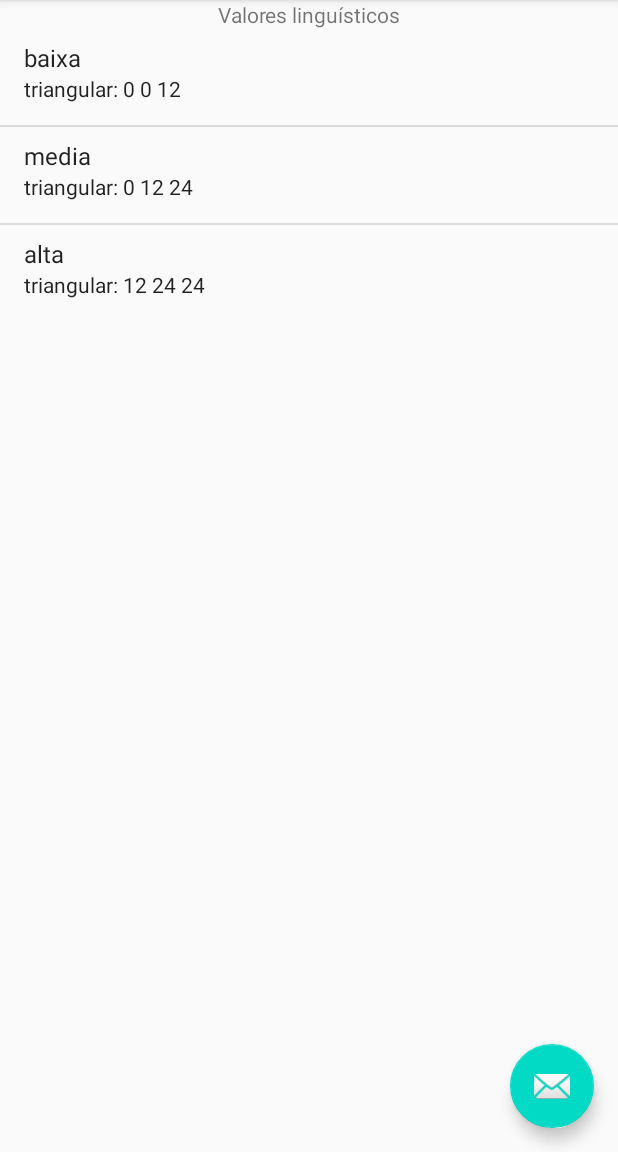
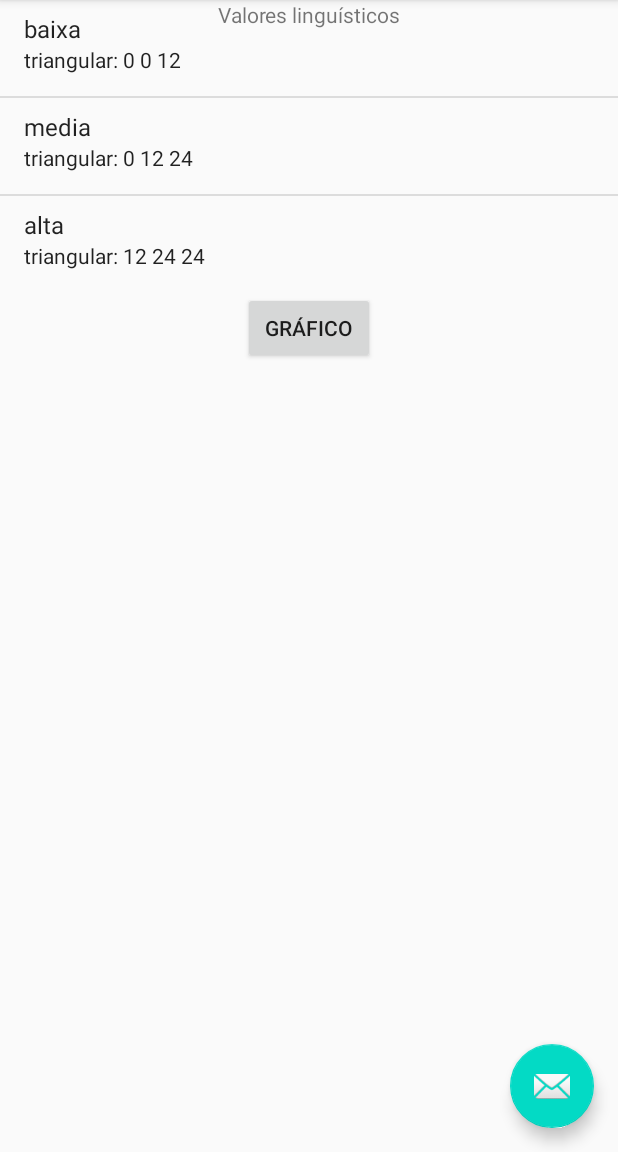
Before and after one commit to ricardo-xavier/cefet, an Android app: the VariaveisFragment screen opened through its navigation route, after a tap on "gorjeta", on a phone screen of 412 x 824 dp, the part 84-1236 px from its top. Run offline under Robolectric (Android 15) with nearby library versions, the phone set to English and light mode, and no system bars; 1 statement that could not run was skipped.

Commit message:
grafico de variaveis

```diff
--- a/MyFuzzy/app/src/main/AndroidManifest.xml
+++ b/MyFuzzy/app/src/main/AndroidManifest.xml
@@ -9,6 +9,8 @@
         android:roundIcon="@mipmap/ic_launcher_round"
         android:supportsRtl="true"
         android:theme="@style/AppTheme">
+        <activity android:name=".GraficoActivity"
+            android:screenOrientation="portrait" />
         <activity
             android:name=".MainActivity"
             android:label="@string/app_name"
--- /dev/null
+++ b/MyFuzzy/app/src/main/java/xavier/ricardo/myfuzzy/Gorjeta.java
@@ -0,0 +1,39 @@
+package xavier.ricardo.myfuzzy;
+
+import java.util.ArrayList;
+import java.util.List;
+
+import xavier.ricardo.myfuzzy.tipos.Problema;
+import xavier.ricardo.myfuzzy.tipos.Valor;
+import xavier.ricardo.myfuzzy.tipos.Variavel;
+
+public class Gorjeta {
+
+    public static Problema carrega() {
+
+        List<Variavel> variaveis = new ArrayList<>();
+
+        Variavel comida = new Variavel("comida", 0, 10);
+        comida.getValores().add(new Valor("pessima", 0, 0, 5));
+        comida.getValores().add(new Valor("comivel", 0, 5, 10));
+        comida.getValores().add(new Valor("deliciosa", 5, 10, 10));
+        variaveis.add(comida);
+
+        Variavel servico = new Variavel("servico", 0, 10);
+        servico.getValores().add(new Valor("ruim", 0, 0, 5));
+        servico.getValores().add(new Valor("aceitavel", 0, 5, 10));
+        servico.getValores().add(new Valor("excelente", 5, 10, 10));
+        variaveis.add(servico);
+
+        Variavel gorjeta = new Variavel("gorjeta", 0, 24);
+        gorjeta.getValores().add(new Valor("baixa", 0, 0, 12));
+        gorjeta.getValores().add(new Valor("media", 0, 12, 24));
+        gorjeta.getValores().add(new Valor("alta", 12, 24, 24));
+        variaveis.add(gorjeta);
+
+        Problema problema = new Problema("gorjeta", variaveis);
+        return problema;
+
+    }
+
+}
--- a/MyFuzzy/app/src/main/java/xavier/ricardo/myfuzzy/ProblemasFragment.java
+++ b/MyFuzzy/app/src/main/java/xavier/ricardo/myfuzzy/ProblemasFragment.java
@@ -15,6 +15,8 @@ import androidx.navigation.fragment.NavHostFragment;
 import java.util.ArrayList;
 import java.util.List;
 
+import xavier.ricardo.myfuzzy.tipos.Problema;
+
 public class ProblemasFragment extends Fragment {
 
     @Override
@@ -27,14 +29,14 @@ public class ProblemasFragment extends Fragment {
     }
 
     public void onViewCreated(@NonNull View view, Bundle savedInstanceState) {
+
         super.onViewCreated(view, savedInstanceState);
 
+        Problema problema = Gorjeta.carrega();
+        List<String> problemas = new ArrayList<>();
+        problemas.add(problema.getNome());
+
         ListView lvProblemas = view.findViewById(R.id.lvProblemas);
-        if (lvProblemas == null) {
-            //TODO
-        }
-        List<String> problemas = new ArrayList<String>();
-        problemas.add("gorjeta");
         ArrayAdapter adapter = new ArrayAdapter<String>(getContext(),
                 android.R.layout.simple_list_item_1, problemas);
         lvProblemas.setAdapter(adapter);
--- a/MyFuzzy/app/src/main/java/xavier/ricardo/myfuzzy/ValoresFragment.java
+++ b/MyFuzzy/app/src/main/java/xavier/ricardo/myfuzzy/ValoresFragment.java
@@ -1,9 +1,11 @@
 package xavier.ricardo.myfuzzy;
 
+import android.content.Intent;
 import android.os.Bundle;
 import android.view.LayoutInflater;
 import android.view.View;
 import android.view.ViewGroup;
+import android.widget.Button;
 import android.widget.ListView;
 import android.widget.SimpleAdapter;
 
@@ -15,6 +17,10 @@ import java.util.ArrayList;
 import java.util.HashMap;
 import java.util.List;
 import java.util.Map;
+
+import xavier.ricardo.myfuzzy.tipos.Problema;
+import xavier.ricardo.myfuzzy.tipos.Valor;
+import xavier.ricardo.myfuzzy.tipos.Variavel;
 
 public class ValoresFragment extends Fragment {
 
@@ -29,68 +35,29 @@ public class ValoresFragment extends Fragment {
 
     public void onViewCreated(@NonNull View view, Bundle savedInstanceState) {
 
-        String variavel = getArguments().getString("variavel");
         super.onViewCreated(view, savedInstanceState);
 
+        String nomeVariavel = getArguments().getString("variavel");
+        Problema problema = Gorjeta.carrega();
+        Variavel variavel = null;
+        for (Variavel v : problema.getVariaveis()) {
+            if (v.getNome().equals(nomeVariavel)) {
+                variavel = v;
+                break;
+            }
+        }
+
         ListView lvValores = view.findViewById(R.id.lvValores);
-        if (lvValores == null) {
-            //TODO
-        }
+        Button btnGrafico = view.findViewById(R.id.btnGrafico);
 
         List<Map<String, String>> valores = new ArrayList<>();
 
-        Map<String, String> colunas = new HashMap<>();
-
-        switch (variavel) {
-
-            case "comida":
-                colunas.put("valor", "pessima");
-                colunas.put("detalhes", "triangular: 0 0 5");
-                valores.add(colunas);
-
-                colunas = new HashMap<>();
-                colunas.put("valor", "comivel");
-                colunas.put("detalhes", "triangular: 0 5 10");
-                valores.add(colunas);
-
-                colunas = new HashMap<>();
-                colunas.put("valor", "deliciosa");
-                colunas.put("detalhes", "triangular: 5 10 10");
-                valores.add(colunas);
-                break;
-
-            case "servico":
-                colunas.put("valor", "ruim");
-                colunas.put("detalhes", "triangular: 0 0 5");
-                valores.add(colunas);
-
-                colunas = new HashMap<>();
-                colunas.put("valor", "aceitavel");
-                colunas.put("detalhes", "triangular: 0 5 10");
-                valores.add(colunas);
-
-                colunas = new HashMap<>();
-                colunas.put("valor", "excelente");
-                colunas.put("detalhes", "triangular: 5 10 10");
-                valores.add(colunas);
-                break;
-
-            case "gorjeta":
-                colunas.put("valor", "baixa");
-                colunas.put("detalhes", "triangular: 0 0 12");
-                valores.add(colunas);
-
-                colunas = new HashMap<>();
-                colunas.put("valor", "media");
-                colunas.put("detalhes", "triangular: 0 12 24");
-                valores.add(colunas);
-
-                colunas = new HashMap<>();
-                colunas.put("valor", "alta");
-                colunas.put("detalhes", "triangular: 12 24 24");
-                valores.add(colunas);
-                break;
-
+        for (Valor valor : variavel.getValores()) {
+            Map<String, String> colunas = new HashMap<>();
+            colunas.put("valor", valor.getNome());
+            colunas.put("detalhes", "triangular: " + valor.getInicio() + " "
+                    + valor.getMaximo() + " " + valor.getFim());
+            valores.add(colunas);
         }
 
         SimpleAdapter adapter = new SimpleAdapter(getContext(),
@@ -100,11 +67,14 @@ public class ValoresFragment extends Fragment {
                 new int[] { android.R.id.text1, android.R.id.text2 });
 
         lvValores.setAdapter(adapter);
-        lvValores.setOnItemClickListener((parent, v, position, id) -> {
-            Bundle bundle = new Bundle();
-            bundle.putString("valor", valores.get(position).get("valor"));
-            NavHostFragment.findNavController(ValoresFragment.this)
-                    .navigate(R.id.ValoresParaProblemas, bundle);
+
+        btnGrafico.setOnClickListener(new View.OnClickListener() {
+            @Override
+            public void onClick(View view) {
+                Intent intent = new Intent(getActivity(), GraficoActivity.class);
+                intent.putExtra("variavel", nomeVariavel);
+                startActivity(intent);
+            }
         });
 
     }
--- a/MyFuzzy/app/src/main/java/xavier/ricardo/myfuzzy/VariaveisFragment.java
+++ b/MyFuzzy/app/src/main/java/xavier/ricardo/myfuzzy/VariaveisFragment.java
@@ -4,7 +4,6 @@ import android.os.Bundle;
 import android.view.LayoutInflater;
 import android.view.View;
 import android.view.ViewGroup;
-import android.widget.ArrayAdapter;
 import android.widget.ListView;
 import android.widget.SimpleAdapter;
 
@@ -16,6 +15,9 @@ import java.util.ArrayList;
 import java.util.HashMap;
 import java.util.List;
 import java.util.Map;
+
+import xavier.ricardo.myfuzzy.tipos.Problema;
+import xavier.ricardo.myfuzzy.tipos.Variavel;
 
 public class VariaveisFragment extends Fragment {
 
@@ -30,31 +32,19 @@ public class VariaveisFragment extends Fragment {
 
     public void onViewCreated(@NonNull View view, Bundle savedInstanceState) {
 
-        String problema = getArguments().getString("problema");
         super.onViewCreated(view, savedInstanceState);
 
-        ListView lvVariaveis = view.findViewById(R.id.lvVariaveis);
-        if (lvVariaveis == null) {
-            //TODO
+        String nomeProblema = getArguments().getString("problema");
+        List<Map<String, String>> variaveis = new ArrayList<>();
+        Problema problema = Gorjeta.carrega();
+        for (Variavel variavel : problema.getVariaveis()) {
+            Map<String, String> colunas = new HashMap<>();
+            colunas.put("variavel", variavel.getNome());
+            colunas.put("detalhes", "universo: " + variavel.getInicio() + " - " + variavel.getFim());
+            variaveis.add(colunas);
         }
 
-        List<Map<String, String>> variaveis = new ArrayList<>();
-
-        Map<String, String> colunas = new HashMap<>();
-        colunas.put("variavel", "comida");
-        colunas.put("detalhes", "0 a 10 - 3 valores");
-        variaveis.add(colunas);
-
-        colunas = new HashMap<>();
-        colunas.put("variavel", "servico");
-        colunas.put("detalhes", "0 a 10 - 3 valores");
-        variaveis.add(colunas);
-
-        colunas = new HashMap<>();
-        colunas.put("variavel", "gorjeta");
-        colunas.put("detalhes", "0 a 24 - 3 valores");
-        variaveis.add(colunas);
-
+        ListView lvVariaveis = view.findViewById(R.id.lvVariaveis);
         SimpleAdapter adapter = new SimpleAdapter(getContext(),
                 variaveis,
                 android.R.layout.simple_list_item_2,
--- /dev/null
+++ b/MyFuzzy/app/src/main/java/xavier/ricardo/myfuzzy/tipos/Problema.java
@@ -0,0 +1,33 @@
+package xavier.ricardo.myfuzzy.tipos;
+
+import java.util.List;
+
+public class Problema {
+
+    private String nome;
+    private List<Variavel> variaveis;
+
+    public Problema(String nome, List<Variavel> variaveis) {
+        this.nome = nome;
+        this.variaveis = variaveis;
+    }
+
+    public String getNome() {
+        return nome;
+    }
+
+    public void setNome(String nome) {
+        this.nome = nome;
+    }
+
+    public List<Variavel> getVariaveis() {
+        return variaveis;
+    }
+
+    public void setVariaveis(List<Variavel> variaveis) {
+        this.variaveis = variaveis;
+    }
+
+
+
+}
--- /dev/null
+++ b/MyFuzzy/app/src/main/java/xavier/ricardo/myfuzzy/tipos/Valor.java
@@ -0,0 +1,50 @@
+package xavier.ricardo.myfuzzy.tipos;
+
+public class Valor {
+
+    private String nome;
+    private int inicio;
+    private int maximo;
+    private int fim;
+
+    public Valor(String nome, int inicio, int maximo, int fim) {
+        this.nome = nome;
+        this.inicio = inicio;
+        this.maximo = maximo;
+        this.fim = fim;
+    }
+
+    public String getNome() {
+        return nome;
+    }
+
+    public void setNome(String nome) {
+        this.nome = nome;
+    }
+
+    public int getInicio() {
+        return inicio;
+    }
+
+    public void setInicio(int inicio) {
+        this.inicio = inicio;
+    }
+
+    public int getMaximo() {
+        return maximo;
+    }
+
+    public void setMaximo(int maximo) {
+        this.maximo = maximo;
+    }
+
+    public int getFim() {
+        return fim;
+    }
+
+    public void setFim(int fim) {
+        this.fim = fim;
+    }
+
+
+}
--- /dev/null
+++ b/MyFuzzy/app/src/main/java/xavier/ricardo/myfuzzy/tipos/Variavel.java
@@ -0,0 +1,52 @@
+package xavier.ricardo.myfuzzy.tipos;
+
+import java.util.ArrayList;
+import java.util.List;
+
+public class Variavel {
+
+    private String nome;
+    private int inicio;
+    private int fim;
+    private List<Valor> valores;
+
+    public Variavel(String nome, int inicio, int fim) {
+        this.nome = nome;
+        this.inicio = inicio;
+        this.fim = fim;
+        this.valores = new ArrayList<>();
+    }
+
+    public String getNome() {
+        return nome;
+    }
+
+    public void setNome(String nome) {
+        this.nome = nome;
+    }
+
+    public int getInicio() {
+        return inicio;
+    }
+
+    public void setInicio(int inicio) {
+        this.inicio = inicio;
+    }
+
+    public int getFim() {
+        return fim;
+    }
+
+    public void setFim(int fim) {
+        this.fim = fim;
+    }
+
+    public List<Valor> getValores() {
+        return valores;
+    }
+
+    public void setValores(List<Valor> valores) {
+        this.valores = valores;
+    }
+
+}
--- a/MyFuzzy/app/src/main/res/layout/fragment_valores.xml
+++ b/MyFuzzy/app/src/main/res/layout/fragment_valores.xml
@@ -22,6 +22,18 @@
         android:layout_height="wrap_content"
         app:layout_constraintEnd_toEndOf="parent"
         app:layout_constraintStart_toStartOf="parent"
-        app:layout_constraintTop_toBottomOf="@id/tvValores" />
+        app:layout_constraintBottom_toTopOf="@id/btnGrafico"
+        app:layout_constraintTop_toBottomOf="@id/tvValores" >
+
+    </ListView>
+
+    <Button
+        android:id="@+id/btnGrafico"
+        android:text="@string/grafico"
+        android:layout_width="wrap_content"
+        android:layout_height="wrap_content"
+        app:layout_constraintEnd_toEndOf="parent"
+        app:layout_constraintStart_toStartOf="parent"
+        app:layout_constraintTop_toBottomOf="@id/lvValores" />
 
 </androidx.constraintlayout.widget.ConstraintLayout>
--- a/MyFuzzy/app/src/main/res/navigation/nav_graph.xml
+++ b/MyFuzzy/app/src/main/res/navigation/nav_graph.xml
@@ -19,7 +19,7 @@
     <fragment
         android:id="@+id/ProblemaFragment"
         android:name="xavier.ricardo.myfuzzy.ProblemaFragment"
-        android:label="@string/problemas_label"
+        android:label="@string/problema_label"
         tools:layout="@layout/fragment_problemas">
 
         <action
@@ -43,10 +43,6 @@
         android:name="xavier.ricardo.myfuzzy.ValoresFragment"
         android:label="@string/valores_label"
         tools:layout="@layout/fragment_valores">
-
-        <action
-            android:id="@+id/ValoresParaProblemas"
-            app:destination="@id/ProblemasFragment" />
     </fragment>
 
 </navigation>
--- a/MyFuzzy/app/src/main/res/values/strings.xml
+++ b/MyFuzzy/app/src/main/res/values/strings.xml
@@ -4,8 +4,10 @@
 
     <!-- Strings used for fragments for navigation -->
     <string name="problemas_label">Problemas</string>
+    <string name="problema_label">Problema</string>
     <string name="variaveis_label">Variáveis linguísticas</string>
     <string name="valores_label">Valores linguísticos</string>
+    <string name="grafico_variavel_label">Gráfico</string>
 
     <string name="problemas">Problemas</string>
     <string name="problema">Problema: $problema</string>
@@ -13,5 +15,5 @@
     <string name="regras">Regras</string>
     <string name="simulador">Simulador</string>
     <string name="valores">Valores linguísticos</string>
-    <string name="hello_second_fragment">Hello second fragment. Arg: %1$s</string>
+    <string name="grafico">Gráfico</string>
 </resources>
```
Also changed, not shown: MyFuzzy/app/src/main/java/xavier/ricardo/myfuzzy/DrawView.java (added, +120 -0 lines), MyFuzzy/app/src/main/java/xavier/ricardo/myfuzzy/GraficoActivity.java (added, +32 -0 lines), MyFuzzy/app/src/main/java/xavier/ricardo/myfuzzy/ProblemaFragment.java (+5 -7 lines), MyFuzzy/app/src/main/res/layout/activity_grafico.xml (added, +19 -0 lines).
